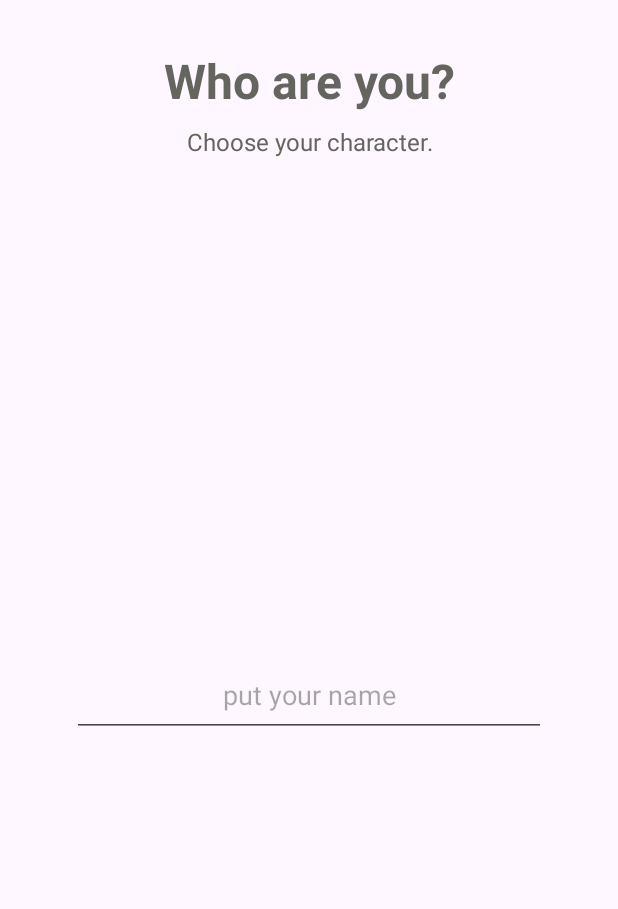
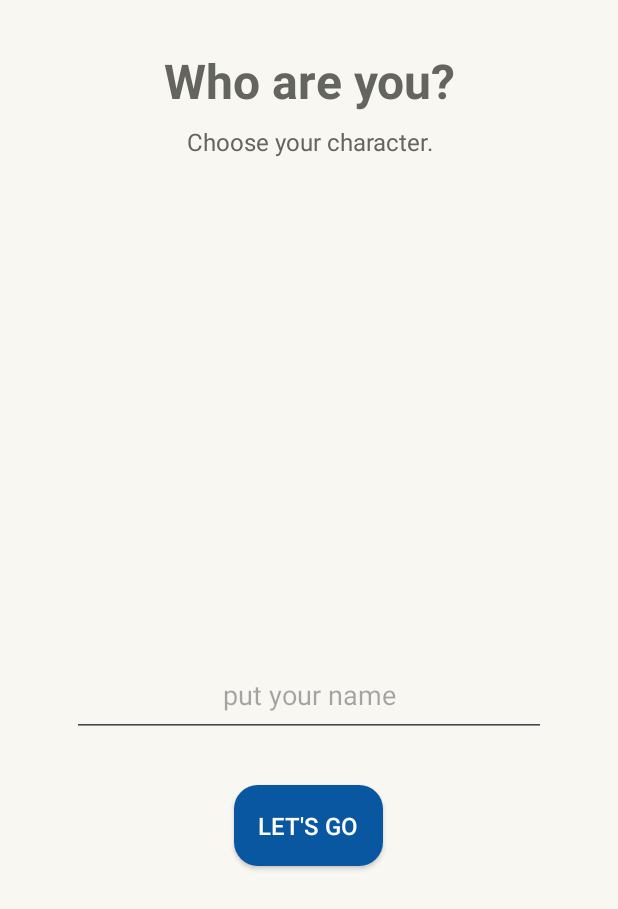
Before and after one commit to dearrx2/CS361_Project_G.11, an Android app: the CharacterActivity screen opened directly, with no data from a screen before it, on a phone screen of 412 x 824 dp. Shown: the top 909 px of the screen. Run offline under Robolectric (Android 15) with nearby library versions, the phone set to English and light mode, and no system bars; libraries missing offline, so code that uses them is left out: com.bdtopcoder.smart_slider; 15 statements that could not run were skipped.

Commit message:
[FEA]choose page ui

```diff
--- /dev/null
+++ b/app/src/main/res/drawable/corner_radius.xml
@@ -0,0 +1,5 @@
+<!-- res/drawable/rounded_button.xml -->
+<shape xmlns:android="http://schemas.android.com/apk/res/android">
+    <corners android:radius="16dp" />
+    <solid android:color="@color/buttonColor" />
+</shape>
--- a/app/src/main/res/layout/activity_character.xml
+++ b/app/src/main/res/layout/activity_character.xml
@@ -2,7 +2,7 @@
 <RelativeLayout xmlns:android="http://schemas.android.com/apk/res/android"
     android:layout_width="match_parent"
     android:layout_height="match_parent"
-    xmlns:app="http://schemas.android.com/apk/res-auto">
+    android:background="@color/bg">
 
     <TextView
         android:id="@+id/textView"
@@ -59,4 +59,14 @@
         android:inputType="text"
         android:hint="put your name" />
 
+    <androidx.appcompat.widget.AppCompatButton
+        android:id="@+id/myButton"
+        style="@style/MyButtonStyle"
+        android:layout_below="@+id/name"
+        android:layout_centerHorizontal="true"
+        android:layout_marginTop="32dp"
+        android:text="let's go"
+        android:textColor="@color/white" />
+
+
 </RelativeLayout>
--- a/app/src/main/res/values/colors.xml
+++ b/app/src/main/res/values/colors.xml
@@ -4,4 +4,5 @@
     <color name="white">#FFFFFFFF</color>
     <color name="text">#65655F</color>
     <color name="bg">#F9F7F2</color>
+    <color name="buttonColor">#0857A0</color>
 </resources>
--- /dev/null
+++ b/app/src/main/res/values/styles.xml
@@ -0,0 +1,16 @@
+<resources>
+
+    <style name="MyButtonStyle" parent="Widget.AppCompat.Button">
+        <item name="android:layout_width">wrap_content</item>
+        <item name="android:layout_height">wrap_content</item>
+        <item name="android:paddingStart">16dp</item>
+        <item name="android:paddingEnd">16dp</item>
+        <item name="android:paddingTop">16dp</item>
+        <item name="android:paddingBottom">16dp</item>
+        <item name="android:textSize">16dp</item>
+        <item name="android:background">@drawable/corner_radius</item>
+    </style>
+
+
+
+</resources>
```
